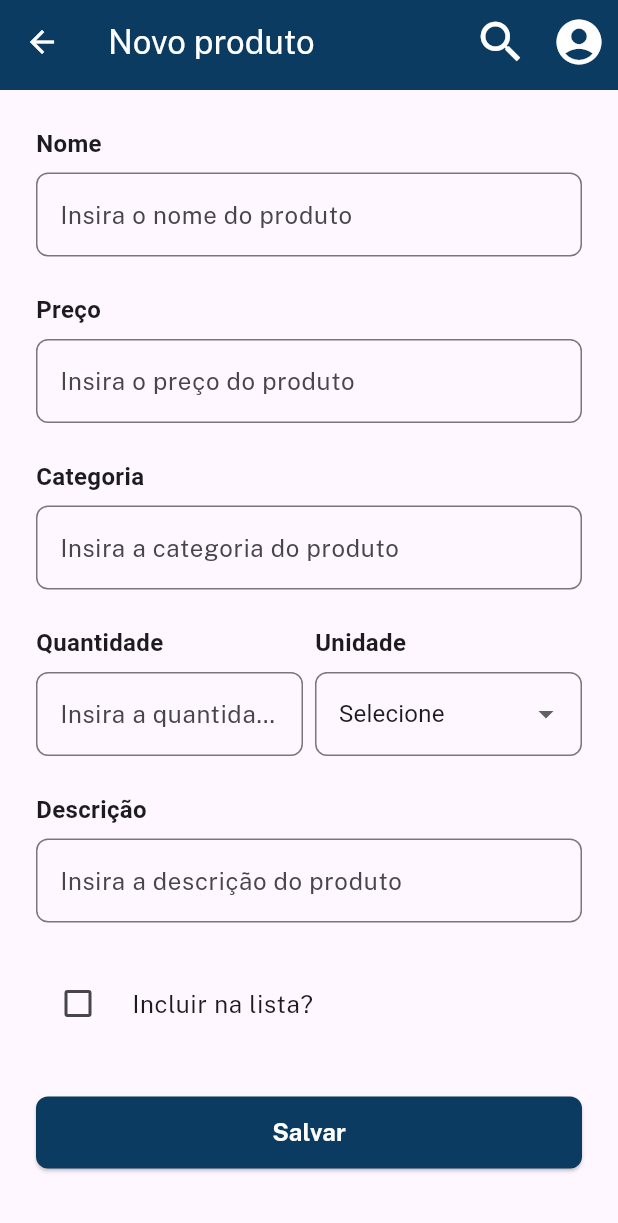
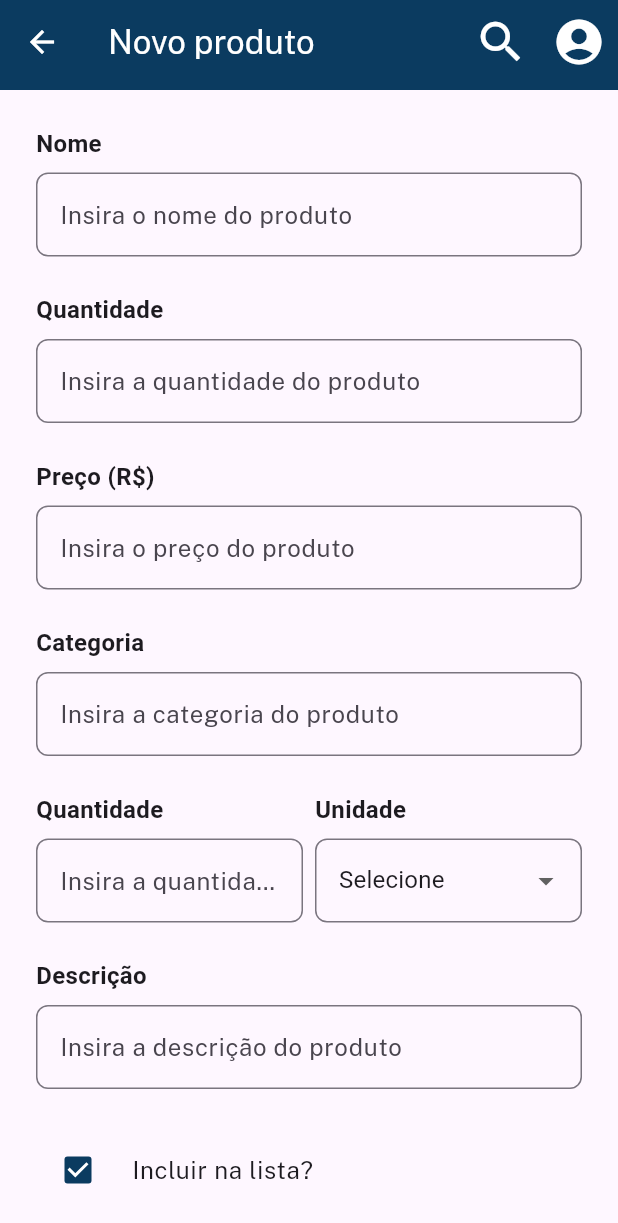
Before and after one commit to otaviohenrique1/app_lista_compras, a Flutter app: the screen it shows after launch, after a tap on the "add" icon, on a phone screen of 412 x 824 dp. Shown: the top 1223 px of the screen. Run offline on Flutter 3.47's test engine with Material 2 defaults, Android fonts, the phone set to English and light mode, and no system bars.

Commit message:
commit 9

```diff
--- /dev/null
+++ b/lib/components/lista_item.dart
@@ -0,0 +1,107 @@
+import 'package:app_lista_compras/styles/colors.dart';
+import 'package:app_lista_compras/styles/fonts.dart';
+import 'package:app_lista_compras/utils/helpers.dart';
+import 'package:flutter/material.dart';
+
+enum ItemMenuEnum { exibir, editar, remover }
+
+class ListaItem extends StatefulWidget {
+  const ListaItem({
+    super.key,
+    required this.id,
+    required this.nome,
+    required this.quantidade,
+    required this.unidade,
+  });
+
+  final int id;
+  final String nome;
+  final num quantidade;
+  final String unidade;
+
+  @override
+  State<ListaItem> createState() => _ListaItemState();
+}
+
+class _ListaItemState extends State<ListaItem> {
+  @override
+  Widget build(BuildContext context) {
+    ItemMenuEnum? selectedMenu;
+
+    const subTitulo = TextStyle(
+      fontFamily: fontFamily,
+      fontWeight: fontWeightRegular,
+      fontSize: 16,
+    );
+
+    return Padding(
+      padding: const EdgeInsets.only(bottom: 8),
+      child: ListTile(
+        contentPadding: const EdgeInsets.only(left: 16, right: 0),
+        // contentPadding: const EdgeInsets.symmetric(horizontal: 24),
+        title: Text(
+          widget.nome,
+          style: const TextStyle(
+            fontFamily: fontFamily,
+            fontWeight: fontWeightBold,
+            fontSize: 18,
+          ),
+        ),
+        subtitle: Text(
+          formataQuantidadeUnidade(
+            quantidade: widget.quantidade,
+            unidade: widget.unidade,
+          ),
+          style: subTitulo,
+        ),
+        tileColor: cinza2,
+        shape: RoundedRectangleBorder(
+          side: const BorderSide(width: 2, color: cinza1),
+          borderRadius: BorderRadius.circular(2),
+        ),
+        trailing: PopupMenuButton<ItemMenuEnum>(
+          initialValue: selectedMenu,
+          icon: const Icon(
+            Icons.more_vert,
+            color: preto,
+            size: 24,
+          ),
+          onSelected: (ItemMenuEnum item) {
+            setState(() {
+              selectedMenu = item;
+              if (item == ItemMenuEnum.exibir) {
+                // Navigator.push(
+                //   context,
+                //   MaterialPageRoute(
+                //     builder: (context) => DetalhesProduto(id: widget.id),
+                //   ),
+                // );
+              } else if (item == ItemMenuEnum.editar) {
+                // Navigator.push(
+                //   context,
+                //   MaterialPageRoute(
+                //     builder: (context) => EdicaoProduto(id: widget.id),
+                //   ),
+                // );
+              } else if (item == ItemMenuEnum.remover) {}
+            });
+          },
+          itemBuilder: (BuildContext context) => <PopupMenuEntry<ItemMenuEnum>>[
+            const PopupMenuItem<ItemMenuEnum>(
+              value: ItemMenuEnum.exibir,
+              child: Text('Exibir', style: subTitulo),
+            ),
+            const PopupMenuItem<ItemMenuEnum>(
+              value: ItemMenuEnum.editar,
+              child: Text('Editar', style: subTitulo),
+            ),
+            const PopupMenuItem<ItemMenuEnum>(
+              value: ItemMenuEnum.remover,
+              child: Text('Remover', style: subTitulo),
+            ),
+          ],
+        ),
+      ),
+    );
+  }
+}
--- a/lib/pages/novo_produto.dart
+++ b/lib/pages/novo_produto.dart
@@ -4,15 +4,9 @@ import 'package:app_lista_compras/components/select.dart';
 import 'package:app_lista_compras/pages/homepage.dart';
 import 'package:app_lista_compras/styles/listas.dart';
 import 'package:flutter/material.dart';
-import 'package:app_lista_compras/components/appbar_simples.dart';
 import 'package:app_lista_compras/components/botao.dart';
-import 'package:app_lista_compras/components/botao_texto.dart';
 import 'package:app_lista_compras/components/campo_texto.dart';
-import 'package:app_lista_compras/components/titulo.dart';
-import 'package:app_lista_compras/pages/esqueci_senha.dart';
-import 'package:app_lista_compras/pages/novo_usuario.dart';
 import 'package:app_lista_compras/styles/colors.dart';
-import 'package:app_lista_compras/styles/fonts.dart';
 import 'package:app_lista_compras/utils/validator.dart';
 
 class NovoProduto extends StatefulWidget {
@@ -42,8 +36,8 @@ class _NovoProdutoState extends State<NovoProduto> {
     super.dispose();
   }
 
-  bool _isSelected = false;
-  bool _isSelected2 = false;
+  bool isSelected = true;
+  // bool isSelected = false;
 
   @override
   Widget build(BuildContext context) {
@@ -67,7 +61,17 @@ class _NovoProdutoState extends State<NovoProduto> {
                 ),
                 const SizedBox(height: 24),
                 CampoTexto(
-                  label: "Preço",
+                  label: "Quantidade",
+                  hintText: "Insira a quantidade do produto",
+                  controller: _precoController,
+                  exibeLabel: true,
+                  keyboardType: TextInputType.number,
+                  obscureText: false,
+                  validator: validaCampoVazio,
+                ),
+                const SizedBox(height: 24),
+                CampoTexto(
+                  label: "Preço (R\$)",
                   hintText: "Insira o preço do produto",
                   controller: _precoController,
                   exibeLabel: true,
@@ -135,7 +139,7 @@ class _NovoProdutoState extends State<NovoProduto> {
                 CampoCheckbox(
                   item: CheckboxModel(
                     texto: "Incluir na lista?",
-                    checked: _isSelected2,
+                    checked: isSelected,
                   ),
                 ),
                 const SizedBox(height: 32),
@@ -143,11 +147,9 @@ class _NovoProdutoState extends State<NovoProduto> {
                   onPressed: () {
                     if (formKey.currentState!.validate()) {
                       Navigator.pushReplacement(
-                        context,
-                        MaterialPageRoute(
-                          builder: (context) => const Homepage(),
-                        ),
-                      );
+                          context,
+                          MaterialPageRoute(
+                              builder: (context) => const Homepage()));
                     }
                   },
                   label: "Salvar",
--- /dev/null
+++ b/lib/utils/data.dart
@@ -0,0 +1,9 @@
+List<String> listaTeste = List.generate(100, (index) {
+  int numero = index + 1;
+  if ((numero) < 10) {
+    return "00${index + 1}";
+  } else if ((index + 1) >= 10 && (index + 1) < 100) {
+    return "0${index + 1}";
+  }
+  return (index + 1).toString();
+});
--- a/lib/utils/helpers.dart
+++ b/lib/utils/helpers.dart
@@ -1,3 +1,4 @@
-String formataQuantidadeUnidade(num quantidade, String unidade) {
+String formataQuantidadeUnidade(
+    {required num quantidade, required String unidade}) {
   return "$quantidade $unidade";
 }
```
Also changed, not shown: lib/components/appbar.dart (+5 -4 lines), lib/components/item_lista.dart (deleted, +0 -106 lines), lib/pages/busca.dart (added, +82 -0 lines), lib/pages/homepage.dart (+8 -113 lines).
